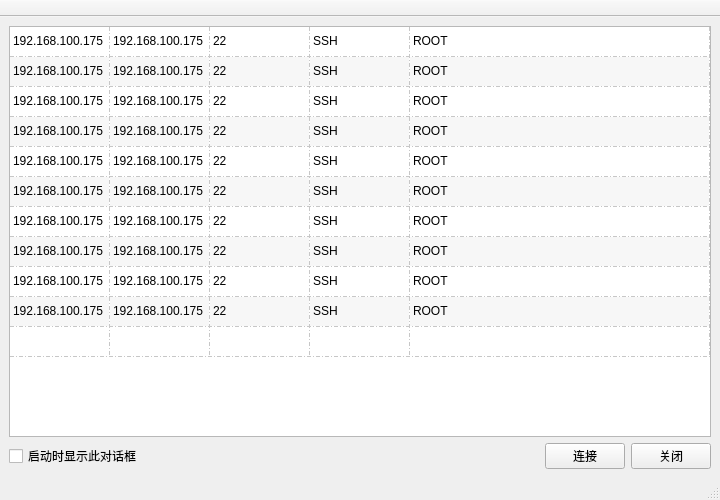
Old version of the form logindialog.ui in the repository liupengju/IPMImonitor.
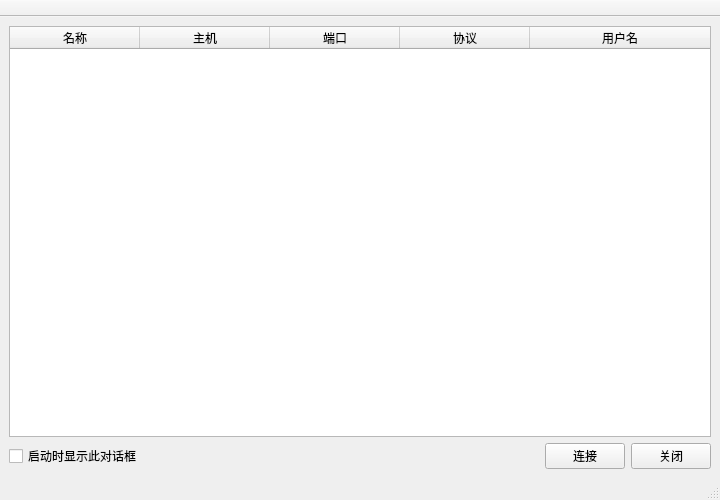
New version of the form.

The edit to the form file:
```diff
--- a/logindialog.ui
+++ b/logindialog.ui
@@ -75,14 +75,20 @@
        <bool>true</bool>
       </property>
       <attribute name="horizontalHeaderVisible">
-       <bool>false</bool>
+       <bool>true</bool>
       </attribute>
       <attribute name="horizontalHeaderCascadingSectionResizes">
        <bool>true</bool>
       </attribute>
+      <attribute name="horizontalHeaderDefaultSectionSize">
+       <number>130</number>
+      </attribute>
       <attribute name="horizontalHeaderHighlightSections">
        <bool>true</bool>
       </attribute>
+      <attribute name="horizontalHeaderShowSortIndicator" stdset="0">
+       <bool>false</bool>
+      </attribute>
       <attribute name="horizontalHeaderStretchLastSection">
        <bool>true</bool>
       </attribute>
@@ -101,61 +107,6 @@
       <attribute name="verticalHeaderStretchLastSection">
        <bool>false</bool>
       </attribute>
-      <row>
-       <property name="text">
-        <string>1</string>
-       </property>
-      </row>
-      <row>
-       <property name="text">
-        <string>2</string>
-       </property>
-      </row>
-      <row>
-       <property name="text">
-        <string>3</string>
-       </property>
-      </row>
-      <row>
-       <property name="text">
-        <string>4</string>
-       </property>
-      </row>
-      <row>
-       <property name="text">
-        <string>5</string>
-       </property>
-      </row>
-      <row>
-       <property name="text">
-        <string>6</string>
-       </property>
-      </row>
-      <row>
-       <property name="text">
-        <string>7</string>
-       </property>
-      </row>
-      <row>
-       <property name="text">
-        <string>8</string>
-       </property>
-      </row>
-      <row>
-       <property name="text">
-        <string>10</string>
-       </property>
-      </row>
-      <row>
-       <property name="text">
-        <string>11</string>
-       </property>
-      </row>
-      <row>
-       <property name="text">
-        <string>12</string>
-       </property>
-      </row>
       <column>
        <property name="text">
         <string>名称</string>
@@ -181,256 +132,6 @@
         <string>用户名</string>
        </property>
       </column>
-      <item row="0" column="0">
-       <property name="text">
-        <string>192.168.100.175</string>
-       </property>
-      </item>
-      <item row="0" column="1">
-       <property name="text">
-        <string>192.168.100.175</string>
-       </property>
-      </item>
-      <item row="0" column="2">
-       <property name="text">
-        <string>22</string>
-       </property>
-      </item>
-      <item row="0" column="3">
-       <property name="text">
-        <string>SSH</string>
-       </property>
-      </item>
-      <item row="0" column="4">
-       <property name="text">
-        <string>ROOT</string>
-       </property>
-      </item>
-      <item row="1" column="0">
-       <property name="text">
-        <string>192.168.100.175</string>
-       </property>
-      </item>
-      <item row="1" column="1">
-       <property name="text">
-        <string>192.168.100.175</string>
-       </property>
-      </item>
-      <item row="1" column="2">
-       <property name="text">
-        <string>22</string>
-       </property>
-      </item>
-      <item row="1" column="3">
-       <property name="text">
-        <string>SSH</string>
-       </property>
-      </item>
-      <item row="1" column="4">
-       <property name="text">
-        <string>ROOT</string>
-       </property>
-      </item>
-      <item row="2" column="0">
-       <property name="text">
-        <string>192.168.100.175</string>
-       </property>
-      </item>
-      <item row="2" column="1">
-       <property name="text">
-        <string>192.168.100.175</string>
-       </property>
-      </item>
-      <item row="2" column="2">
-       <property name="text">
-        <string>22</string>
-       </property>
-      </item>
-      <item row="2" column="3">
-       <property name="text">
-        <string>SSH</string>
-       </property>
-      </item>
-      <item row="2" column="4">
-       <property name="text">
-        <string>ROOT</string>
-       </property>
-      </item>
-      <item row="3" column="0">
-       <property name="text">
-        <string>192.168.100.175</string>
-       </property>
-      </item>
-      <item row="3" column="1">
-       <property name="text">
-        <string>192.168.100.175</string>
-       </property>
-      </item>
-      <item row="3" column="2">
-       <property name="text">
-        <string>22</string>
-       </property>
-      </item>
-      <item row="3" column="3">
-       <property name="text">
-        <string>SSH</string>
-       </property>
-      </item>
-      <item row="3" column="4">
-       <property name="text">
-        <string>ROOT</string>
-       </property>
-      </item>
-      <item row="4" column="0">
-       <property name="text">
-        <string>192.168.100.175</string>
-       </property>
-      </item>
-      <item row="4" column="1">
-       <property name="text">
-        <string>192.168.100.175</string>
-       </property>
-      </item>
-      <item row="4" column="2">
-       <property name="text">
-        <string>22</string>
-       </property>
-      </item>
-      <item row="4" column="3">
-       <property name="text">
-        <string>SSH</string>
-       </property>
-      </item>
-      <item row="4" column="4">
-       <property name="text">
-        <string>ROOT</string>
-       </property>
-      </item>
-      <item row="5" column="0">
-       <property name="text">
-        <string>192.168.100.175</string>
-       </property>
-      </item>
-      <item row="5" column="1">
-       <property name="text">
-        <string>192.168.100.175</string>
-       </property>
-      </item>
-      <item row="5" column="2">
-       <property name="text">
-        <string>22</string>
-       </property>
-      </item>
-      <item row="5" column="3">
-       <property name="text">
-        <string>SSH</string>
-       </property>
-      </item>
-      <item row="5" column="4">
-       <property name="text">
-        <string>ROOT</string>
-       </property>
-      </item>
-      <item row="6" column="0">
-       <property name="text">
-        <string>192.168.100.175</string>
-       </property>
-      </item>
-      <item row="6" column="1">
-       <property name="text">
-        <string>192.168.100.175</string>
-       </property>
-      </item>
-      <item row="6" column="2">
-       <property name="text">
-        <string>22</string>
-       </property>
-      </item>
-      <item row="6" column="3">
-       <property name="text">
-        <string>SSH</string>
-       </property>
-      </item>
-      <item row="6" column="4">
-       <property name="text">
-        <string>ROOT</string>
-       </property>
-      </item>
-      <item row="7" column="0">
-       <property name="text">
-        <string>192.168.100.175</string>
-       </property>
-      </item>
-      <item row="7" column="1">
-       <property name="text">
-        <string>192.168.100.175</string>
-       </property>
-      </item>
-      <item row="7" column="2">
-       <property name="text">
-        <string>22</string>
-       </property>
-      </item>
-      <item row="7" column="3">
-       <property name="text">
-        <string>SSH</string>
-       </property>
-      </item>
-      <item row="7" column="4">
-       <property name="text">
-        <string>ROOT</string>
-       </property>
-      </item>
-      <item row="8" column="0">
-       <property name="text">
-        <string>192.168.100.175</string>
-       </property>
-      </item>
-      <item row="8" column="1">
-       <property name="text">
-        <string>192.168.100.175</string>
-       </property>
-      </item>
-      <item row="8" column="2">
-       <property name="text">
-        <string>22</string>
-       </property>
-      </item>
-      <item row="8" column="3">
-       <property name="text">
-        <string>SSH</string>
-       </property>
-      </item>
-      <item row="8" column="4">
-       <property name="text">
-        <string>ROOT</string>
-       </property>
-      </item>
-      <item row="9" column="0">
-       <property name="text">
-        <string>192.168.100.175</string>
-       </property>
-      </item>
-      <item row="9" column="1">
-       <property name="text">
-        <string>192.168.100.175</string>
-       </property>
-      </item>
-      <item row="9" column="2">
-       <property name="text">
-        <string>22</string>
-       </property>
-      </item>
-      <item row="9" column="3">
-       <property name="text">
-        <string>SSH</string>
-       </property>
-      </item>
-      <item row="9" column="4">
-       <property name="text">
-        <string>ROOT</string>
-       </property>
-      </item>
      </widget>
     </item>
     <item>
```
